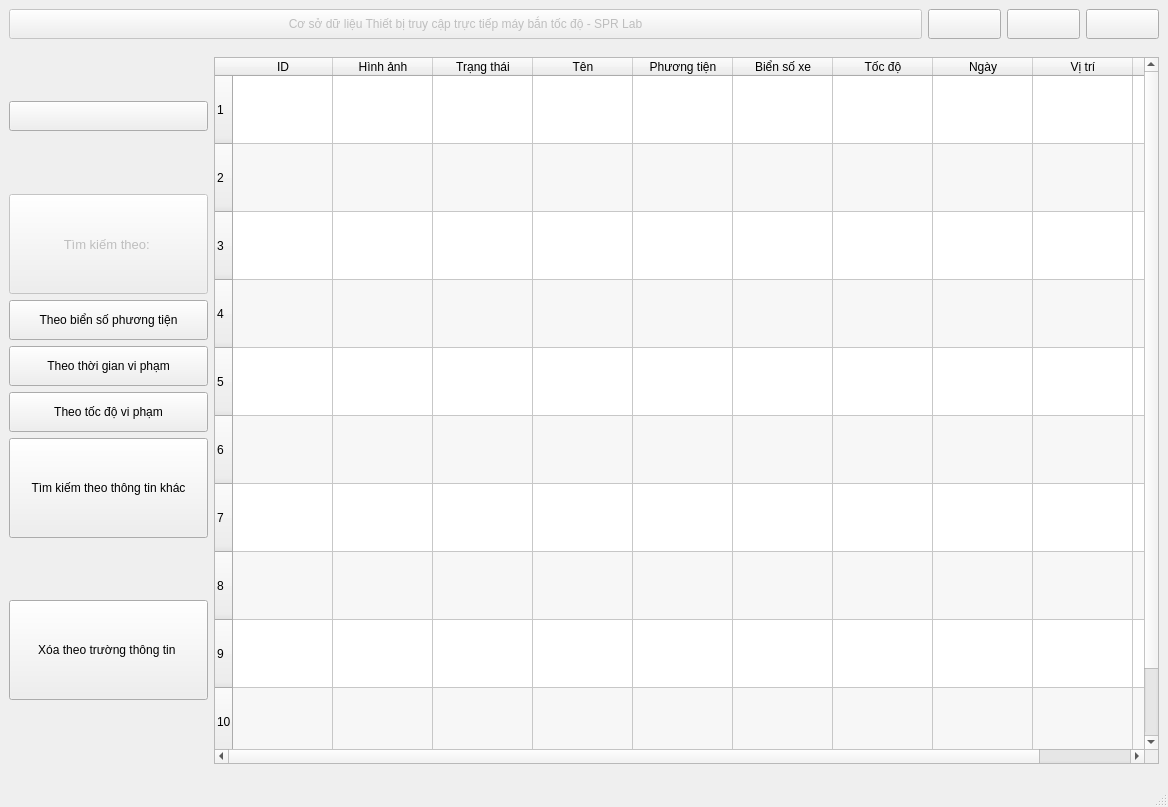
The window that new_search.ui (holy36/SPEEDCAM) describes before a commit, drawn with Qt 5.
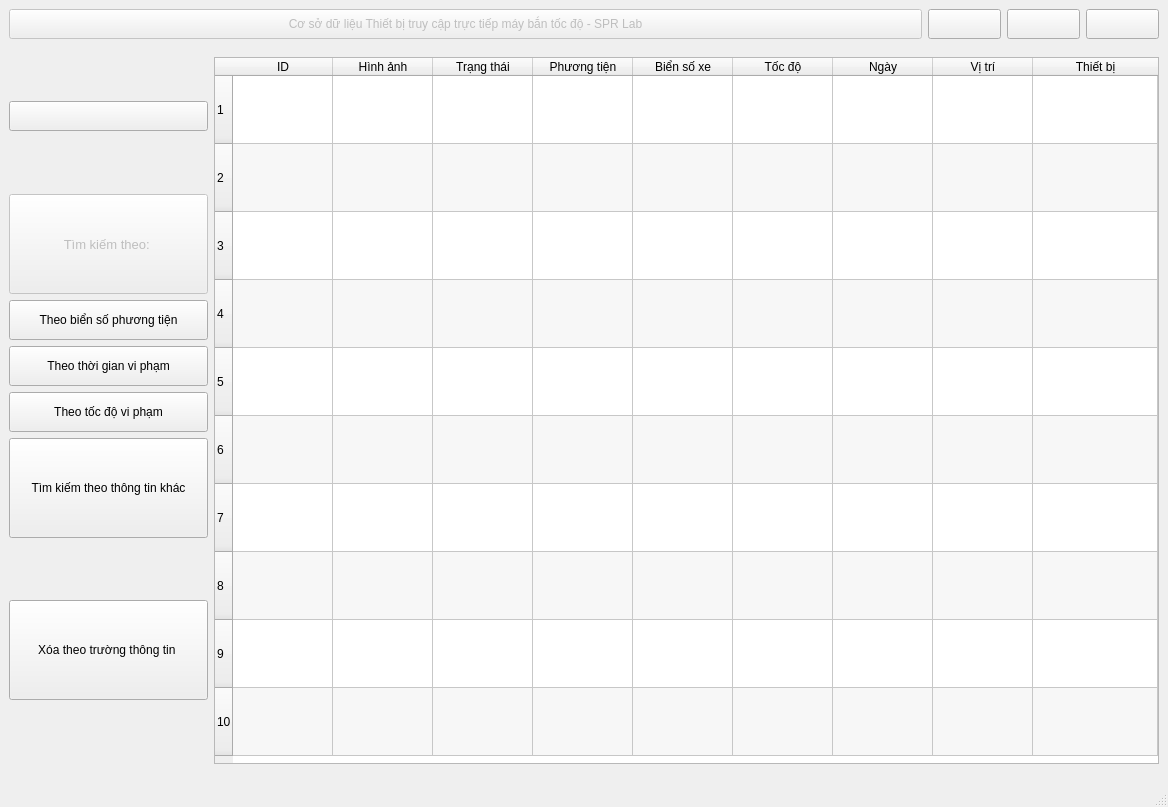
The same window after the commit.

Patch:
```diff
--- a/new_search.ui
+++ b/new_search.ui
@@ -80,7 +80,7 @@
        </layout>
       </item>
       <item>
-       <layout class="QHBoxLayout" name="horizontalLayout" stretch="0,30">
+       <layout class="QHBoxLayout" name="horizontalLayout" stretch="0,0">
         <item>
          <layout class="QVBoxLayout" name="verticalLayout">
           <item>
@@ -376,11 +376,6 @@
             <string>Trạng thái</string>
            </property>
           </column>
-          <column>
-           <property name="text">
-            <string>Tên</string>
-           </property>
-          </column>
           <column>
            <property name="text">
             <string>Phương tiện</string>
```
